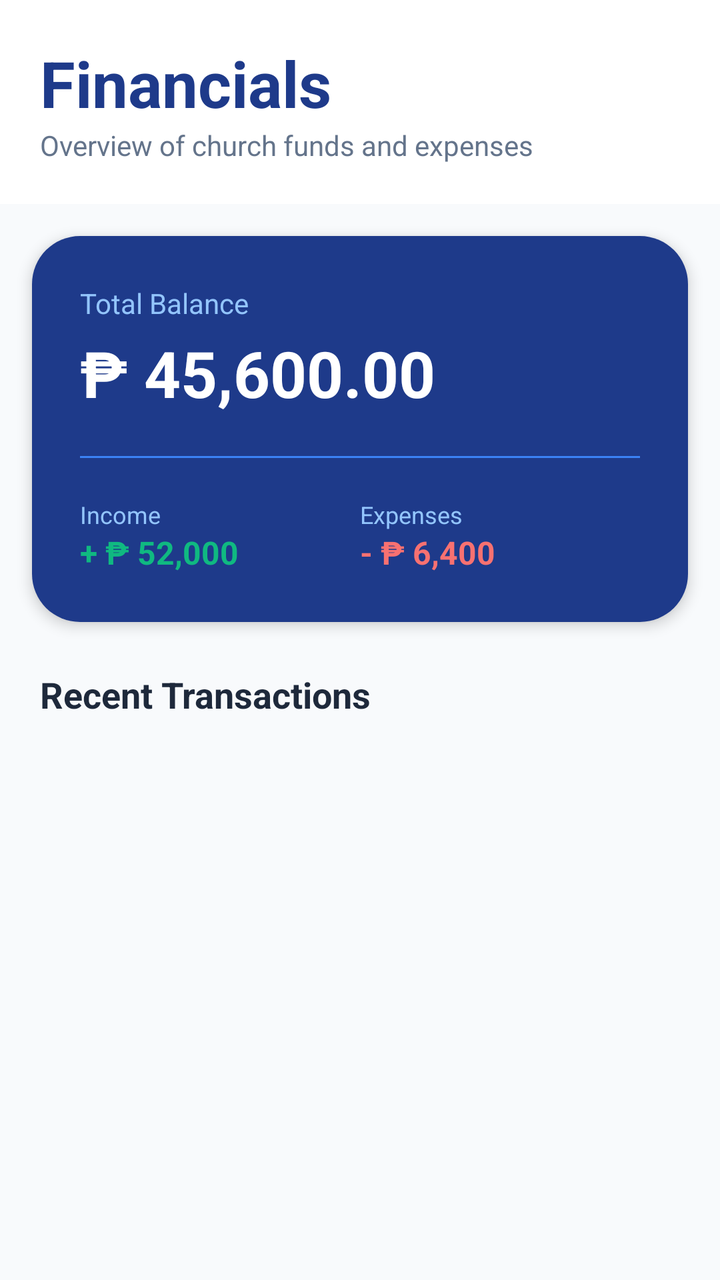
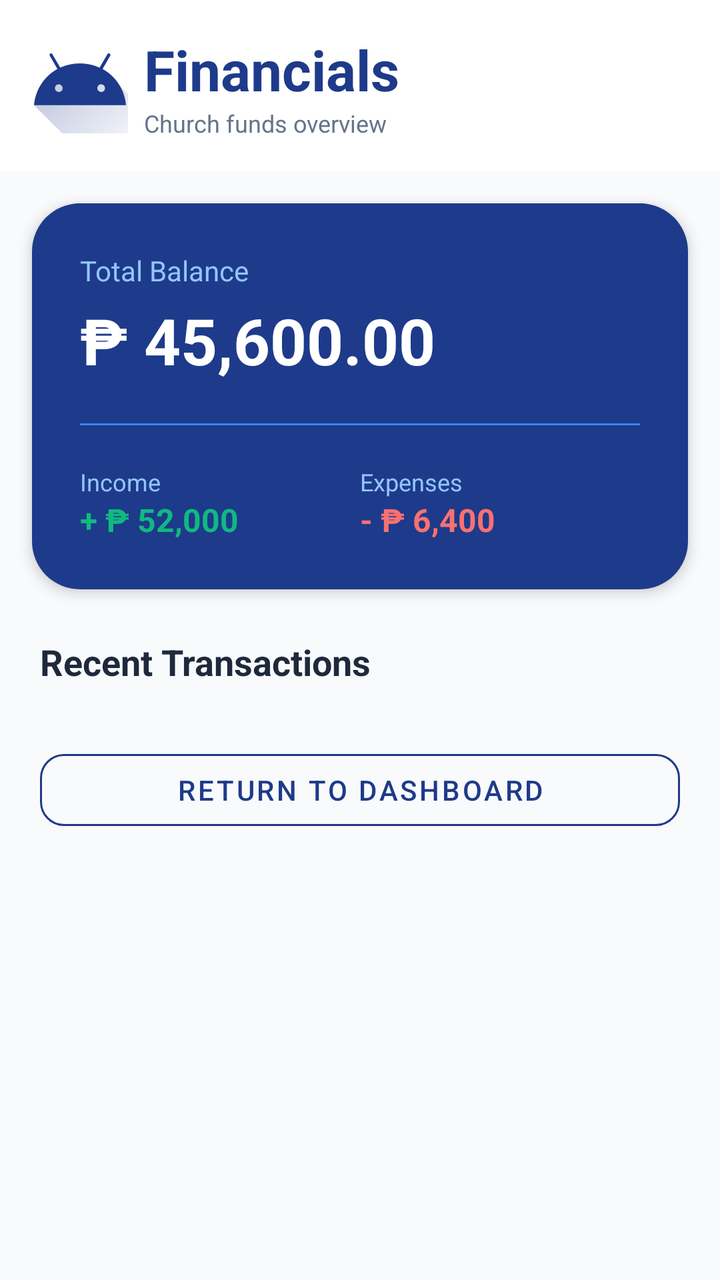

An Android layout rendered at two revisions. The XML below is the earlier revision; the diff shows what the commit changed to produce the second picture.
<!-- AndroidManifest.xml: application theme Theme.Church -->
<!-- res/layout/activity_finance.xml -->
<?xml version="1.0" encoding="utf-8"?>
<androidx.coordinatorlayout.widget.CoordinatorLayout xmlns:android="http://schemas.android.com/apk/res/android"
    xmlns:app="http://schemas.android.com/apk/res-auto"
    android:layout_width="match_parent"
    android:layout_height="match_parent"
    android:background="#F8FAFC">

    <com.google.android.material.appbar.AppBarLayout
        android:id="@+id/appBarFinance"
        android:layout_width="match_parent"
        android:layout_height="wrap_content"
        android:background="#FFFFFF"
        app:elevation="0dp">

        <LinearLayout
            android:layout_width="match_parent"
            android:layout_height="wrap_content"
            android:orientation="vertical"
            android:padding="20dp">

            <TextView
                android:id="@+id/txtFinanceTitle"
                android:layout_width="wrap_content"
                android:layout_height="wrap_content"
                android:text="Financials"
                android:textColor="#1E3A8A"
                android:textSize="32sp"
                android:textStyle="bold" />

            <TextView
                android:id="@+id/txtFinanceSub"
                android:layout_width="wrap_content"
                android:layout_height="wrap_content"
                android:text="Overview of church funds and expenses"
                android:textColor="#64748B"
                android:textSize="14sp" />
        </LinearLayout>
    </com.google.android.material.appbar.AppBarLayout>

    <androidx.core.widget.NestedScrollView
        android:layout_width="match_parent"
        android:layout_height="match_parent"
        app:layout_behavior="@string/appbar_scrolling_view_behavior">

        <LinearLayout
            android:layout_width="match_parent"
            android:layout_height="wrap_content"
            android:orientation="vertical"
            android:paddingBottom="32dp">

            
            <androidx.cardview.widget.CardView
                android:id="@+id/cardFinanceSummary"
                android:layout_width="match_parent"
                android:layout_height="wrap_content"
                android:layout_margin="16dp"
                app:cardCornerRadius="24dp"
                app:cardElevation="4dp">

                <LinearLayout
                    android:layout_width="match_parent"
                    android:layout_height="wrap_content"
                    android:background="#1E3A8A"
                    android:orientation="vertical"
                    android:padding="24dp">

                    <TextView
                        android:layout_width="wrap_content"
                        android:layout_height="wrap_content"
                        android:text="Total Balance"
                        android:textColor="#93C5FD"
                        android:textSize="14sp" />

                    <TextView
                        android:layout_width="wrap_content"
                        android:layout_height="wrap_content"
                        android:layout_marginTop="4dp"
                        android:text="₱ 45,600.00"
                        android:textColor="#FFFFFF"
                        android:textSize="32sp"
                        android:textStyle="bold" />

                    <View
                        android:layout_width="match_parent"
                        android:layout_height="1dp"
                        android:layout_marginVertical="20dp"
                        android:background="#3B82F6" />

                    <LinearLayout
                        android:layout_width="match_parent"
                        android:layout_height="wrap_content"
                        android:orientation="horizontal">

                        <LinearLayout
                            android:layout_width="0dp"
                            android:layout_height="wrap_content"
                            android:layout_weight="1"
                            android:orientation="vertical">

                            <TextView
                                android:layout_width="wrap_content"
                                android:layout_height="wrap_content"
                                android:text="Income"
                                android:textColor="#93C5FD"
                                android:textSize="12sp" />

                            <TextView
                                android:layout_width="wrap_content"
                                android:layout_height="wrap_content"
                                android:text="+ ₱ 52,000"
                                android:textColor="#10B981"
                                android:textSize="16sp"
                                android:textStyle="bold" />
                        </LinearLayout>

                        <LinearLayout
                            android:layout_width="0dp"
                            android:layout_height="wrap_content"
                            android:layout_weight="1"
                            android:orientation="vertical">

                            <TextView
                                android:layout_width="wrap_content"
                                android:layout_height="wrap_content"
                                android:text="Expenses"
                                android:textColor="#93C5FD"
                                android:textSize="12sp" />

                            <TextView
                                android:layout_width="wrap_content"
                                android:layout_height="wrap_content"
                                android:text="- ₱ 6,400"
                                android:textColor="#F87171"
                                android:textSize="16sp"
                                android:textStyle="bold" />
                        </LinearLayout>
                    </LinearLayout>
                </LinearLayout>
            </androidx.cardview.widget.CardView>

            <TextView
                android:id="@+id/txtRecentTrans"
                android:layout_width="wrap_content"
                android:layout_height="wrap_content"
                android:layout_marginStart="20dp"
                android:layout_marginTop="8dp"
                android:layout_marginBottom="8dp"
                android:text="Recent Transactions"
                android:textColor="#1E293B"
                android:textSize="18sp"
                android:textStyle="bold" />

            <androidx.recyclerview.widget.RecyclerView
                android:id="@+id/recyclerViewFinance"
                android:layout_width="match_parent"
                android:layout_height="wrap_content"
                android:nestedScrollingEnabled="false" />

        </LinearLayout>
    </androidx.core.widget.NestedScrollView>

</androidx.coordinatorlayout.widget.CoordinatorLayout>
<!-- resources referenced by this layout -->
<resources>
  <style name="Theme.Church" parent="android:Theme.Material.Light.NoActionBar" />
</resources>

<!-- the commit's change to res/layout/activity_finance.xml (unified diff, before → after) -->
@@ -15,25 +15,42 @@
         <LinearLayout
             android:layout_width="match_parent"
             android:layout_height="wrap_content"
-            android:orientation="vertical"
-            android:padding="20dp">
+            android:orientation="horizontal"
+            android:gravity="center_vertical"
+            android:padding="16dp">
 
-            <TextView
-                android:id="@+id/txtFinanceTitle"
+            <ImageButton
+                android:id="@+id/btnBackFinance"
+                android:layout_width="48dp"
+                android:layout_height="48dp"
+                android:background="?attr/selectableItemBackgroundBorderless"
+                android:src="@drawable/ic_launcher_foreground"
+                app:tint="#1E3A8A"
+                android:contentDescription="Back" />
+
+            <LinearLayout
                 android:layout_width="wrap_content"
                 android:layout_height="wrap_content"
-                android:text="Financials"
-                android:textColor="#1E3A8A"
-                android:textSize="32sp"
-                android:textStyle="bold" />
+                android:orientation="vertical"
+                android:layout_marginStart="8dp">
 
-            <TextView
-                android:id="@+id/txtFinanceSub"
-                android:layout_width="wrap_content"
-                android:layout_height="wrap_content"
-                android:text="Overview of church funds and expenses"
-                android:textColor="#64748B"
-                android:textSize="14sp" />
+                <TextView
+                    android:id="@+id/txtFinanceTitle"
+                    android:layout_width="wrap_content"
+                    android:layout_height="wrap_content"
+                    android:text="Financials"
+                    android:textColor="#1E3A8A"
+                    android:textSize="28sp"
+                    android:textStyle="bold" />
+
+                <TextView
+                    android:id="@+id/txtFinanceSub"
+                    android:layout_width="wrap_content"
+                    android:layout_height="wrap_content"
+                    android:text="Church funds overview"
+                    android:textColor="#64748B"
+                    android:textSize="12sp" />
+            </LinearLayout>
         </LinearLayout>
     </com.google.android.material.appbar.AppBarLayout>
 
@@ -156,6 +173,17 @@
                 android:layout_height="wrap_content"
                 android:nestedScrollingEnabled="false" />
 
+            <com.google.android.material.button.MaterialButton
+                android:id="@+id/btnReturnFinance"
+                style="@style/Widget.MaterialComponents.Button.OutlinedButton"
+                android:layout_width="match_parent"
+                android:layout_height="wrap_content"
+                android:layout_margin="20dp"
+                android:text="Return to Dashboard"
+                android:textColor="#1E3A8A"
+                app:cornerRadius="12dp"
+                app:strokeColor="#1E3A8A" />
+
         </LinearLayout>
     </androidx.core.widget.NestedScrollView>
 
<!-- resource entries referenced after the edit -->
@@ -1,5 +1,36 @@
 <!-- resources referenced by this layout -->
 <resources>
+  <!-- drawable ic_launcher_foreground (drawable) -->
+  <vector xmlns:android="http://schemas.android.com/apk/res/android"
+      xmlns:aapt="http://schemas.android.com/aapt"
+      android:width="108dp"
+      android:height="108dp"
+      android:viewportWidth="108"
+      android:viewportHeight="108">
+      <path android:pathData="M31,63.928c0,0 6.4,-11 12.1,-13.1c7.2,-2.6 26,-1.4 26,-1.4l38.1,38.1L107,108.928l-32,-1L31,63.928z">
+          <aapt:attr name="android:fillColor">
+              <gradient
+                  android:endX="85.84757"
+                  android:endY="92.4963"
+                  android:startX="42.9492"
+                  android:startY="49.59793"
+                  android:type="linear">
+                  <item
+                      android:color="#44000000"
+                      android:offset="0.0" />
+                  <item
+                      android:color="#00000000"
+                      android:offset="1.0" />
+              </gradient>
+          </aapt:attr>
+      </path>
+      <path
+          android:fillColor="#FFFFFF"
+          android:fillType="nonZero"
+          android:pathData="M65.3,45.828l3.8,-6.6c0.2,-0.4 0.1,-0.9 -0.3,-1.1c-0.4,-0.2 -0.9,-0.1 -1.1,0.3l-3.9,6.7c-6.3,-2.8 -13.4,-2.8 -19.7,0l-3.9,-6.7c-0.2,-0.4 -0.7,-0.5 -1.1,-0.3C38.8,38.328 38.7,38.828 38.9,39.228l3.8,6.6C36.2,49.428 31.7,56.028 31,63.928h46C76.3,56.028 71.8,49.428 65.3,45.828zM43.4,57.328c-0.8,0 -1.5,-0.5 -1.8,-1.2c-0.3,-0.7 -0.1,-1.5 0.4,-2.1c0.5,-0.5 1.4,-0.7 2.1,-0.4c0.7,0.3 1.2,1 1.2,1.8C45.3,56.528 44.5,57.328 43.4,57.328L43.4,57.328zM64.6,57.328c-0.8,0 -1.5,-0.5 -1.8,-1.2s-0.1,-1.5 0.4,-2.1c0.5,-0.5 1.4,-0.7 2.1,-0.4c0.7,0.3 1.2,1 1.2,1.8C66.5,56.528 65.6,57.328 64.6,57.328L64.6,57.328z"
+          android:strokeWidth="1"
+          android:strokeColor="#00000000" />
+  </vector>
   <style name="Theme.Church" parent="android:Theme.Material.Light.NoActionBar" />
 </resources>
 
